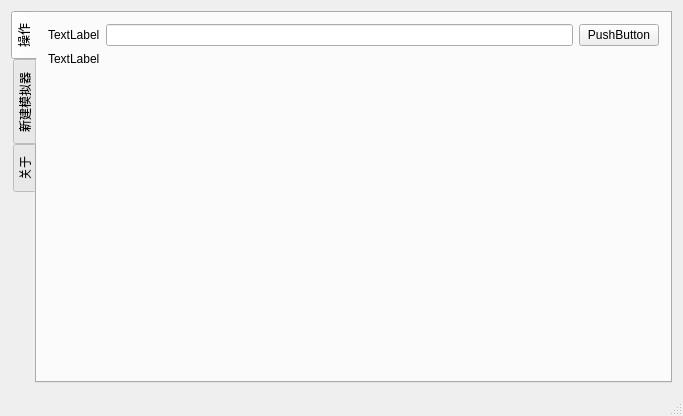
Qt form Android X86/AXVM/mainwindow.ui (gfdgd-xi/uengine-runner) before a commit.
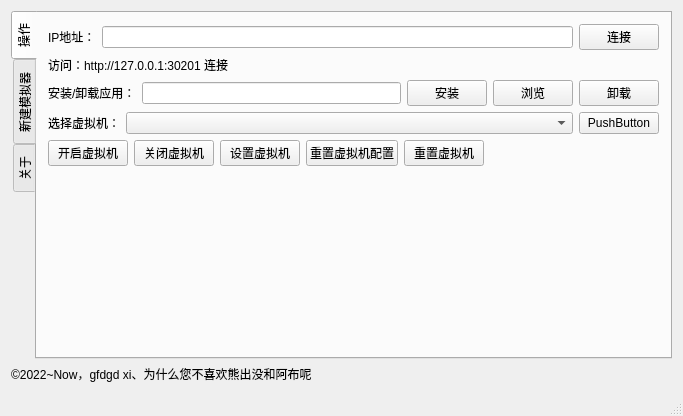
The same form after that commit. The open tabs and pages were chosen to show the change.

```diff
--- a/Android X86/AXVM/mainwindow.ui
+++ b/Android X86/AXVM/mainwindow.ui
@@ -31,12 +31,34 @@
         <string>操作</string>
        </attribute>
        <layout class="QGridLayout" name="gridLayout" columnstretch="0">
-        <item row="1" column="0">
-         <layout class="QHBoxLayout" name="horizontalLayout_2">
+        <item row="3" column="0">
+         <layout class="QHBoxLayout" name="horizontalLayout_5">
           <item>
-           <widget class="QLabel" name="label_2">
+           <widget class="QLabel" name="label_3">
+            <property name="sizePolicy">
+             <sizepolicy hsizetype="Fixed" vsizetype="Fixed">
+              <horstretch>0</horstretch>
+              <verstretch>0</verstretch>
+             </sizepolicy>
+            </property>
             <property name="text">
-             <string>TextLabel</string>
+             <string>选择虚拟机：</string>
+            </property>
+           </widget>
+          </item>
+          <item>
+           <widget class="QComboBox" name="comboBox"/>
+          </item>
+          <item>
+           <widget class="QPushButton" name="pushButton_7">
+            <property name="sizePolicy">
+             <sizepolicy hsizetype="Fixed" vsizetype="Fixed">
+              <horstretch>0</horstretch>
+              <verstretch>0</verstretch>
+             </sizepolicy>
+            </property>
+            <property name="text">
+             <string>PushButton</string>
             </property>
            </widget>
           </item>
@@ -47,7 +69,7 @@
           <item>
            <widget class="QLabel" name="label">
             <property name="text">
-             <string>TextLabel</string>
+             <string>IP地址：</string>
             </property>
            </widget>
           </item>
@@ -57,13 +79,111 @@
           <item>
            <widget class="QPushButton" name="pushButton_3">
             <property name="text">
-             <string>PushButton</string>
+             <string>连接</string>
+            </property>
+           </widget>
+          </item>
+         </layout>
+        </item>
+        <item row="4" column="0">
+         <layout class="QGridLayout" name="gridLayout_2">
+          <item row="0" column="4">
+           <widget class="QPushButton" name="pushButton_11">
+            <property name="text">
+             <string>重置虚拟机</string>
+            </property>
+           </widget>
+          </item>
+          <item row="0" column="0">
+           <widget class="QPushButton" name="pushButton_8">
+            <property name="text">
+             <string>开启虚拟机</string>
+            </property>
+           </widget>
+          </item>
+          <item row="0" column="2">
+           <widget class="QPushButton" name="pushButton_10">
+            <property name="text">
+             <string>设置虚拟机</string>
+            </property>
+           </widget>
+          </item>
+          <item row="0" column="5">
+           <spacer name="horizontalSpacer">
+            <property name="orientation">
+             <enum>Qt::Horizontal</enum>
+            </property>
+            <property name="sizeHint" stdset="0">
+             <size>
+              <width>40</width>
+              <height>20</height>
+             </size>
+            </property>
+           </spacer>
+          </item>
+          <item row="0" column="1">
+           <widget class="QPushButton" name="pushButton_9">
+            <property name="text">
+             <string>关闭虚拟机</string>
+            </property>
+           </widget>
+          </item>
+          <item row="0" column="3">
+           <widget class="QPushButton" name="pushButton_12">
+            <property name="text">
+             <string>重置虚拟机配置</string>
             </property>
            </widget>
           </item>
          </layout>
         </item>
         <item row="2" column="0">
+         <layout class="QHBoxLayout" name="horizontalLayout_4">
+          <item>
+           <widget class="QLabel" name="label_2">
+            <property name="text">
+             <string>安装/卸载应用：</string>
+            </property>
+           </widget>
+          </item>
+          <item>
+           <widget class="QLineEdit" name="lineEdit_2"/>
+          </item>
+          <item>
+           <widget class="QPushButton" name="pushButton_6">
+            <property name="text">
+             <string>安装</string>
+            </property>
+           </widget>
+          </item>
+          <item>
+           <widget class="QPushButton" name="pushButton_5">
+            <property name="text">
+             <string>浏览</string>
+            </property>
+           </widget>
+          </item>
+          <item>
+           <widget class="QPushButton" name="pushButton_4">
+            <property name="text">
+             <string>卸载</string>
+            </property>
+           </widget>
+          </item>
+         </layout>
+        </item>
+        <item row="1" column="0">
+         <layout class="QHBoxLayout" name="horizontalLayout_2">
+          <item>
+           <widget class="QLabel" name="localIP">
+            <property name="text">
+             <string>访问：http://127.0.0.1:30201 连接</string>
+            </property>
+           </widget>
+          </item>
+         </layout>
+        </item>
+        <item row="5" column="0">
          <spacer name="verticalSpacer">
           <property name="orientation">
            <enum>Qt::Vertical</enum>
@@ -142,6 +262,13 @@
       </widget>
      </widget>
     </item>
+    <item>
+     <widget class="QLabel" name="label_4">
+      <property name="text">
+       <string>©2022~Now，gfdgd xi、为什么您不喜欢熊出没和阿布呢</string>
+      </property>
+     </widget>
+    </item>
    </layout>
   </widget>
   <widget class="QStatusBar" name="statusBar"/>
```
Left out of the diff: 2 changed lines with no effect on the pictures.
